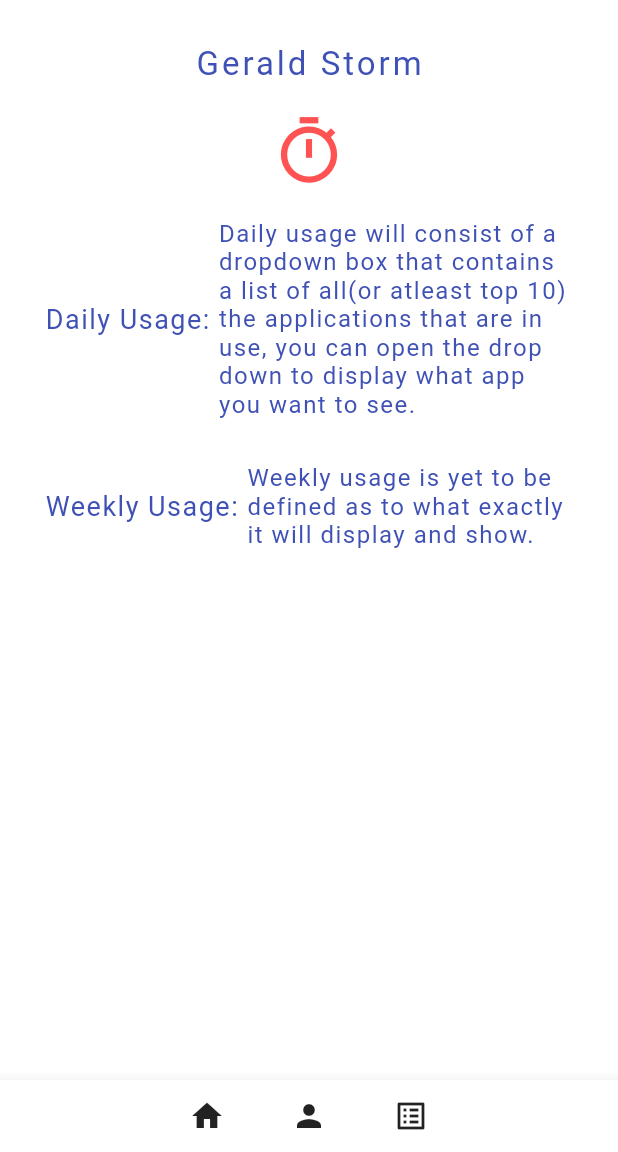
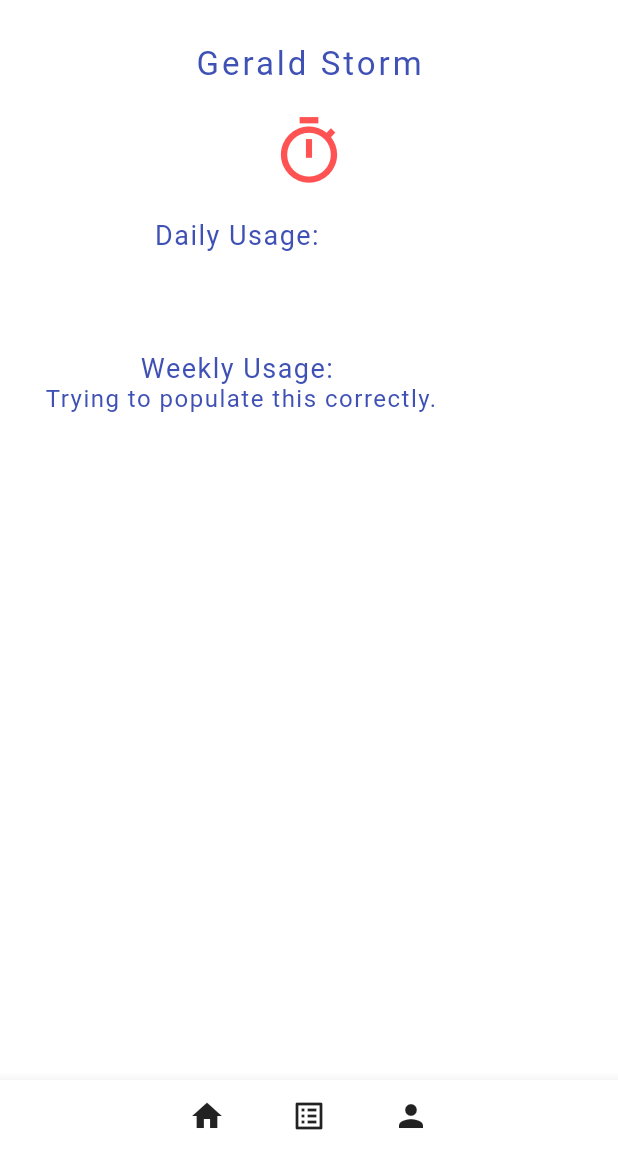
Before and after one commit to RPoolman/App-Usage, a Flutter app: the screen it shows after launch, after a tap on the "person" icon, on a phone screen of 412 x 824 dp, the part 84-1236 px from its top. Run offline on Flutter 3.47's test engine with Material 2 defaults, Android fonts, the phone set to English and light mode, and no system bars; our stand-ins replace charts_flutter; missing offline and left inert: app_usage.

Commit message:
Improved app flow
navigation bar better follows the flow of how the app should be transitioned

```diff
--- a/flutter_app/lib/Stats.dart
+++ b/flutter_app/lib/Stats.dart
@@ -1,8 +1,17 @@
+import 'package:flutter/cupertino.dart';
 import 'package:flutter/material.dart';
 import 'package:flutter_app/main.dart';
+
 import 'pullData.dart';
 
-class StatScreen extends StatelessWidget {
+import 'deviceVars.dart';
+
+class StatScreen extends StatefulWidget {
+  @override
+  _StatScreenState createState() => _StatScreenState();
+}
+
+class _StatScreenState extends State<StatScreen> {
   @override
   Widget build(BuildContext context) {
     return Scaffold(
@@ -24,17 +33,17 @@ class StatScreen extends StatelessWidget {
               );},
             ),
             SizedBox(width: 20,),
+            IconButton(icon: Icon(Icons.list_alt), onPressed: () {
+              Navigator.push(
+                context,
+                MaterialPageRoute(builder: (context) => DeviceApps()),
+              );},
+            ),
+            SizedBox(width: 20,),
             IconButton(icon: Icon(Icons.person), onPressed: () {
               Navigator.push(
                 context,
                 MaterialPageRoute(builder: (context) => StatScreen()),
-              );},
-            ),
-            SizedBox(width: 20,),
-            IconButton(icon: Icon(Icons.list_alt), onPressed: () {
-              Navigator.push(
-                context,
-                MaterialPageRoute(builder: (context) => DeviceApps()),
               );},
             ),
           ],
@@ -66,10 +75,8 @@ class StatScreen extends StatelessWidget {
             ),
             SizedBox(height: 20),
             Column(
-              mainAxisAlignment: MainAxisAlignment.center,
+              crossAxisAlignment: CrossAxisAlignment.center,
               children: <Widget>[
-                Row(
-                  children: [
                 Text(
                   'Daily Usage: ',
                   style: TextStyle(
@@ -78,19 +85,15 @@ class StatScreen extends StatelessWidget {
                     letterSpacing: 1,
                   ),
                 ),
-                    Flexible(child: Text(
-                      'Daily usage will consist of a dropdown box that contains a list of all(or atleast top 10) the applications that are in use, you can open the drop down to display what app you want to see.',
-                      style: TextStyle(
-                        color: Colors.indigo,
-                        fontSize: 16,
-                        letterSpacing: 1,
+                Text(
+                  GlobalData.app1Time,
+                  style: TextStyle( color: Colors.indigo, fontSize: 16, letterSpacing: 1, ),
                 ),
-                    ),)
-                  ],
+                Text(
+                  GlobalData.app2Time,
+                  style: TextStyle( color: Colors.indigo, fontSize: 16, letterSpacing: 1, ),
                 ),
                 SizedBox(height: 30,),
-                Row(
-                  children: [
                 Text(
                       'Weekly Usage: ',
                       style: TextStyle(
@@ -99,15 +102,9 @@ class StatScreen extends StatelessWidget {
                         letterSpacing: 1,
                       ),
                     ),
-                    Flexible(child: Text(
-                      'Weekly usage is yet to be defined as to what exactly it will display and show.',
-                      style: TextStyle(
-                        color: Colors.indigo,
-                        fontSize: 16,
-                        letterSpacing: 1,
-                      ),
-                    ),)
-                  ],
+                Text(
+                    'Trying to populate this correctly.',
+                    style: TextStyle( color: Colors.indigo, fontSize: 16, letterSpacing: 1, ),
                   ),
               ],
             ),
--- a/flutter_app/lib/deviceVars.dart
+++ b/flutter_app/lib/deviceVars.dart
@@ -9,4 +9,6 @@ class GlobalData {
   static String app3Time = "";
   //int variables for timing(only applicable to graph now);
   static List<int> appsGraph = [1,2,3,4,5];
+  //below list used to populate extra screen
+  static List<int> applicationList = [1,2,3,4,5];
 }
--- a/flutter_app/lib/main.dart
+++ b/flutter_app/lib/main.dart
@@ -34,17 +34,17 @@ class _LandingPageState extends State<LandingPage> {
               );},
             ),
             SizedBox(width: 20,),
+            IconButton(icon: Icon(Icons.list_alt), onPressed: () {
+              Navigator.push(
+                context,
+                MaterialPageRoute(builder: (context) => DeviceApps()),
+              );},
+            ),
+            SizedBox(width: 20,),
             IconButton(icon: Icon(Icons.person), onPressed: () {
               Navigator.push(
                 context,
                 MaterialPageRoute(builder: (context) => StatScreen()),
-              );},
-            ),
-            SizedBox(width: 20,),
-            IconButton(icon: Icon(Icons.list_alt), onPressed: () {
-              Navigator.push(
-                context,
-                MaterialPageRoute(builder: (context) => DeviceApps()),
               );},
             ),
           ],
@@ -96,7 +96,7 @@ class _LandingPageState extends State<LandingPage> {
                 ),
                 SizedBox(width: 10,),
                 Text(
-                  'Todays Usage: ',
+                  'Most Used Apps',
                   style: TextStyle(
                     color: Colors.redAccent,
                     fontSize: 22,
@@ -109,6 +109,18 @@ class _LandingPageState extends State<LandingPage> {
             Row(
               mainAxisAlignment: MainAxisAlignment.center,
               children: <Widget>[
+                Column(
+                  children: [
+                    Text(
+                      GlobalData.app1Name,
+                      style: TextStyle(
+                        color: Colors.redAccent,
+                        fontSize: 18,
+                        letterSpacing: 1,
+                      ),
+                    ),
+                    Row(
+                      children: [
                         Icon(
                           Icons.app_blocking,
                           color: Colors.blueAccent,
@@ -123,7 +135,23 @@ class _LandingPageState extends State<LandingPage> {
                             letterSpacing: 1,
                           ),
                         ),
+                      ],
+                    ),
+                  ],
+                ),
                 SizedBox(width: 20),
+                Column(
+                  children: [
+                    Text(
+                      GlobalData.app2Name,
+                      style: TextStyle(
+                        color: Colors.redAccent,
+                        fontSize: 18,
+                        letterSpacing: 1,
+                      ),
+                    ),
+                    Row(
+                      children: [
                         Icon(
                           Icons.app_blocking,
                           color: Colors.blueAccent,
@@ -138,7 +166,23 @@ class _LandingPageState extends State<LandingPage> {
                             letterSpacing: 1,
                           ),
                         ),
+                      ],
+                    ),
+                  ],
+                ),
                 SizedBox(width: 20),
+                Column(
+                  children: [
+                    Text(
+                      GlobalData.app3Name,
+                      style: TextStyle(
+                        color: Colors.redAccent,
+                        fontSize: 18,
+                        letterSpacing: 1,
+                      ),
+                    ),
+                    Row(
+                      children: [
                         Icon(
                           Icons.app_blocking,
                           color: Colors.blueAccent,
@@ -152,6 +196,10 @@ class _LandingPageState extends State<LandingPage> {
                             fontSize: 18,
                             letterSpacing: 1,
                           ),
+                        ),
+                      ],
+                    ),
+                  ],
                 ),
               ],
             ),
--- a/flutter_app/lib/pullData.dart
+++ b/flutter_app/lib/pullData.dart
@@ -25,9 +25,6 @@ class _DeviceAppsState extends State<DeviceApps> {
         _infos = infoList;
       });
       var listLen = infoList.length;
-      for(int appPos = 0; appPos < 5; appPos++) {
-        GlobalData.appsGraph[appPos] = (infoList[appPos].usage.inSeconds/3600).round();
-      }
       switch(listLen) {
         case 0: { GlobalData.app1Name = ""; }
         break;
@@ -77,17 +74,17 @@ class _DeviceAppsState extends State<DeviceApps> {
               );},
             ),
             SizedBox(width: 20,),
+            IconButton(icon: Icon(Icons.list_alt), onPressed: () {
+              Navigator.push(
+                context,
+                MaterialPageRoute(builder: (context) => DeviceApps()),
+              );},
+            ),
+            SizedBox(width: 20,),
             IconButton(icon: Icon(Icons.person), onPressed: () {
               Navigator.push(
                 context,
                 MaterialPageRoute(builder: (context) => StatScreen()),
-              );},
-            ),
-            SizedBox(width: 20,),
-            IconButton(icon: Icon(Icons.list_alt), onPressed: () {
-              Navigator.push(
-                context,
-                MaterialPageRoute(builder: (context) => DeviceApps()),
               );},
             ),
           ],
```
Lines whose indentation alone changed are shown as unchanged.
